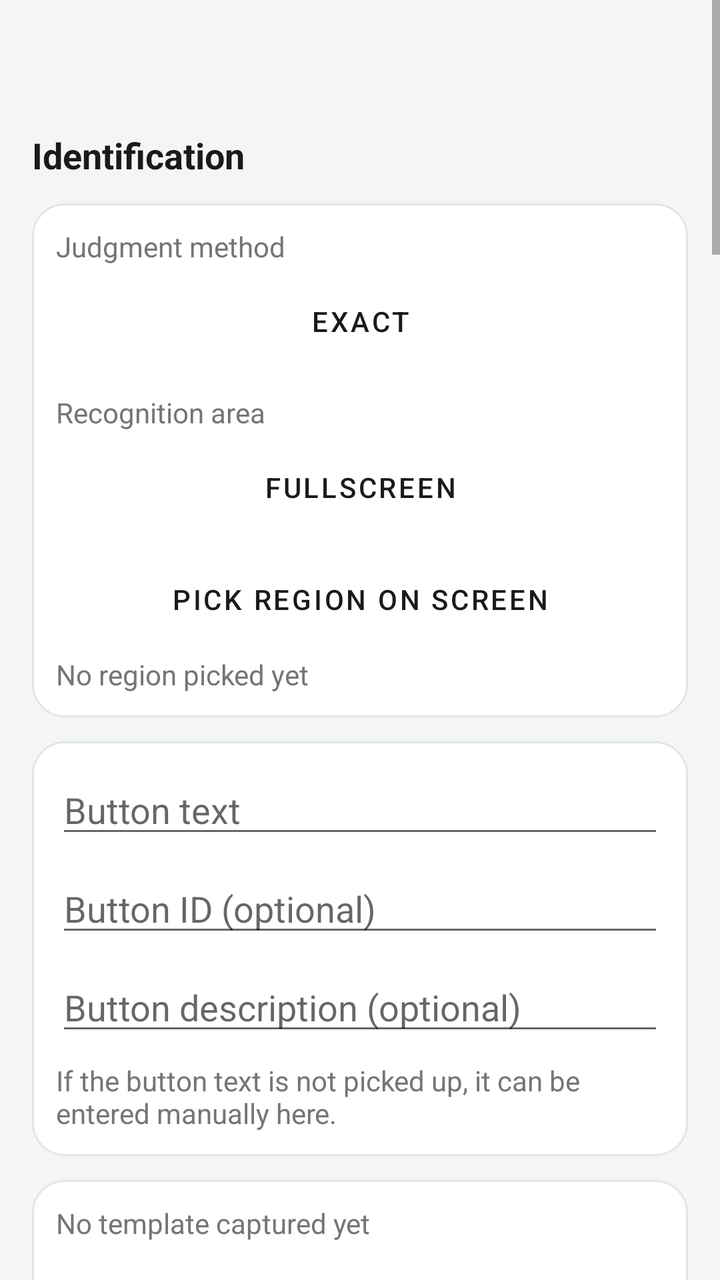
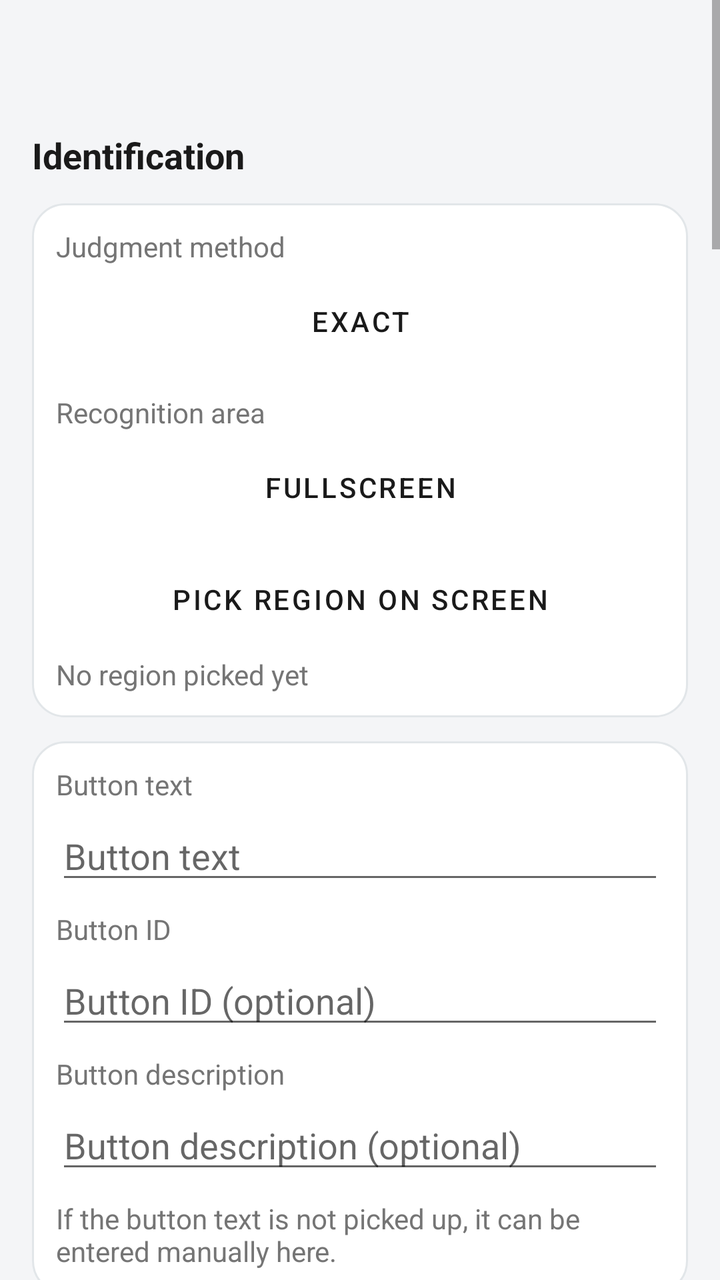

Two renders of the same Android screen: before a commit and after it. Below are the layout's source before the change and the commit's diff.
<!-- AndroidManifest.xml: application theme AppTheme -->
<!-- res/layout/activity_recognition_edit.xml -->
<?xml version="1.0" encoding="utf-8"?>
<ScrollView xmlns:android="http://schemas.android.com/apk/res/android"
    android:layout_width="match_parent"
    android:layout_height="match_parent"
    android:background="@color/background"
    android:fillViewport="true">

    <LinearLayout
        android:layout_width="match_parent"
        android:layout_height="wrap_content"
        android:orientation="vertical"
        android:padding="16dp">

        <TextView
            android:id="@+id/rec_title"
            android:layout_width="match_parent"
            android:layout_height="wrap_content"
            android:textColor="@color/text_primary"
            android:textSize="22sp"
            android:textStyle="bold" />

        
        <TextView
            android:layout_width="match_parent"
            android:layout_height="wrap_content"
            android:layout_marginTop="20dp"
            android:text="@string/rec_section_identification"
            android:textColor="@color/text_primary"
            android:textSize="18sp"
            android:textStyle="bold" />

        <LinearLayout
            android:layout_width="match_parent"
            android:layout_height="wrap_content"
            android:layout_marginTop="12dp"
            android:background="@drawable/row_card"
            android:orientation="vertical"
            android:padding="12dp">

            
            <TextView
                android:id="@+id/rec_judgment_label"
                android:layout_width="wrap_content"
                android:layout_height="wrap_content"
                android:text="@string/rec_judgment_label"
                android:textColor="@color/text_secondary"
                android:textSize="14sp" />

            <Button
                android:id="@+id/btn_judgment"
                style="@style/OutlineButton"
                android:layout_width="match_parent"
                android:layout_height="wrap_content"
                android:layout_marginTop="4dp"
                android:text="@string/rec_judgment_exact" />

            <TextView
                android:layout_width="wrap_content"
                android:layout_height="wrap_content"
                android:layout_marginTop="12dp"
                android:text="@string/rec_area_label"
                android:textColor="@color/text_secondary"
                android:textSize="14sp" />

            <Button
                android:id="@+id/btn_area"
                style="@style/OutlineButton"
                android:layout_width="match_parent"
                android:layout_height="wrap_content"
                android:layout_marginTop="4dp"
                android:text="@string/rec_area_fullscreen" />

            <Button
                android:id="@+id/btn_pick_region"
                style="@style/OutlineButton"
                android:layout_width="match_parent"
                android:layout_height="wrap_content"
                android:layout_marginTop="8dp"
                android:text="@string/rec_pick_region" />

            <TextView
                android:id="@+id/text_region_status"
                android:layout_width="wrap_content"
                android:layout_height="wrap_content"
                android:layout_marginTop="4dp"
                android:text="@string/rec_region_not_picked"
                android:textColor="@color/text_secondary"
                android:textSize="14sp" />
        </LinearLayout>

        
        <LinearLayout
            android:id="@+id/group_button"
            android:layout_width="match_parent"
            android:layout_height="wrap_content"
            android:layout_marginTop="12dp"
            android:background="@drawable/row_card"
            android:orientation="vertical"
            android:padding="12dp">

            <EditText
                android:id="@+id/edit_button_text"
                android:layout_width="match_parent"
                android:layout_height="wrap_content"
                android:hint="@string/rec_button_text_hint"
                android:inputType="text"
                android:singleLine="true" />

            <EditText
                android:id="@+id/edit_button_id"
                android:layout_width="match_parent"
                android:layout_height="wrap_content"
                android:layout_marginTop="8dp"
                android:hint="@string/rec_button_id_hint"
                android:inputType="text"
                android:singleLine="true" />

            <EditText
                android:id="@+id/edit_button_desc"
                android:layout_width="match_parent"
                android:layout_height="wrap_content"
                android:layout_marginTop="8dp"
                android:hint="@string/rec_button_desc_hint"
                android:inputType="text"
                android:singleLine="true" />

            <TextView
                android:layout_width="wrap_content"
                android:layout_height="wrap_content"
                android:layout_marginTop="8dp"
                android:text="@string/rec_button_text_help"
                android:textColor="@color/text_secondary"
                android:textSize="14sp" />
        </LinearLayout>

        
        <LinearLayout
            android:id="@+id/group_image"
            android:layout_width="match_parent"
            android:layout_height="wrap_content"
            android:layout_marginTop="12dp"
            android:background="@drawable/row_card"
            android:orientation="vertical"
            android:padding="12dp">

            <ImageView
                android:id="@+id/img_template_preview"
                android:layout_width="match_parent"
                android:layout_height="160dp"
                android:layout_marginBottom="8dp"
                android:scaleType="fitCenter"
                android:visibility="gone" />

            <TextView
                android:id="@+id/text_template_status"
                android:layout_width="wrap_content"
                android:layout_height="wrap_content"
                android:text="@string/rec_template_none"
                android:textColor="@color/text_secondary"
                android:textSize="14sp" />

            <Button
                android:id="@+id/btn_capture_template"
                style="@style/OutlineButton"
                android:layout_width="match_parent"
                android:layout_height="wrap_content"
                android:layout_marginTop="8dp"
                android:text="@string/rec_capture_template" />

            <Button
                android:id="@+id/btn_pick_search_region"
                style="@style/OutlineButton"
                android:layout_width="match_parent"
                android:layout_height="wrap_content"
                android:layout_marginTop="8dp"
                android:text="@string/rec_pick_search_region" />

            <TextView
                android:id="@+id/text_image_region_status"
                android:layout_width="wrap_content"
                android:layout_height="wrap_content"
                android:layout_marginTop="4dp"
                android:text="@string/rec_region_not_picked"
                android:textColor="@color/text_secondary"
                android:textSize="14sp" />
        </LinearLayout>

        
        <LinearLayout
            android:id="@+id/group_color"
            android:layout_width="match_parent"
            android:layout_height="wrap_content"
            android:layout_marginTop="12dp"
            android:background="@drawable/row_card"
            android:orientation="vertical"
            android:padding="12dp">

            <View
                android:id="@+id/view_color_swatch"
                android:layout_width="48dp"
                android:layout_height="48dp"
                android:background="@color/divider" />

            <TextView
                android:id="@+id/text_color_status"
                android:layout_width="wrap_content"
                android:layout_height="wrap_content"
                android:layout_marginTop="8dp"
                android:text="@string/rec_color_none"
                android:textColor="@color/text_secondary"
                android:textSize="14sp" />

            <Button
                android:id="@+id/btn_pick_color"
                style="@style/OutlineButton"
                android:layout_width="match_parent"
                android:layout_height="wrap_content"
                android:layout_marginTop="8dp"
                android:text="@string/rec_pick_color_area" />

            <TextView
                android:layout_width="wrap_content"
                android:layout_height="wrap_content"
                android:layout_marginTop="12dp"
                android:text="@string/rec_tolerance_label"
                android:textColor="@color/text_secondary"
                android:textSize="14sp" />

            <NumberPicker
                android:id="@+id/picker_tolerance"
                android:layout_width="wrap_content"
                android:layout_height="wrap_content" />

            <TextView
                android:id="@+id/text_tolerance_value"
                android:layout_width="wrap_content"
                android:layout_height="wrap_content"
                android:textColor="@color/text_secondary"
                android:textSize="14sp" />
        </LinearLayout>

        
        <LinearLayout
            android:id="@+id/group_ocr"
            android:layout_width="match_parent"
            android:layout_height="wrap_content"
            android:layout_marginTop="12dp"
            android:background="@drawable/row_card"
            android:orientation="vertical"
            android:padding="12dp">

            <Button
                android:id="@+id/btn_pick_ocr_region"
                style="@style/OutlineButton"
                android:layout_width="match_parent"
                android:layout_height="wrap_content"
                android:text="@string/rec_pick_region" />

            <TextView
                android:id="@+id/text_ocr_region_status"
                android:layout_width="wrap_content"
                android:layout_height="wrap_content"
                android:layout_marginTop="4dp"
                android:text="@string/rec_region_not_picked"
                android:textColor="@color/text_secondary"
                android:textSize="14sp" />

            
            <EditText
                android:id="@+id/edit_ocr_match"
                android:layout_width="match_parent"
                android:layout_height="wrap_content"
                android:layout_marginTop="8dp"
                android:hint="@string/rec_ocr_match_hint"
                android:inputType="text"
                android:singleLine="true" />

            <EditText
                android:id="@+id/edit_ocr_variable"
                android:layout_width="match_parent"
                android:layout_height="wrap_content"
                android:layout_marginTop="8dp"
                android:hint="@string/rec_ocr_variable_hint"
                android:inputType="text"
                android:singleLine="true" />

            <TextView
                android:layout_width="wrap_content"
                android:layout_height="wrap_content"
                android:layout_marginTop="8dp"
                android:text="@string/rec_ocr_hint"
                android:textColor="@color/text_secondary"
                android:textSize="14sp" />
        </LinearLayout>

        
        <TextView
            android:layout_width="match_parent"
            android:layout_height="wrap_content"
            android:layout_marginTop="20dp"
            android:text="@string/rec_section_success"
            android:textColor="@color/text_primary"
            android:textSize="18sp"
            android:textStyle="bold" />

        <LinearLayout
            android:layout_width="match_parent"
            android:layout_height="wrap_content"
            android:layout_marginTop="12dp"
            android:background="@drawable/row_card"
            android:orientation="vertical"
            android:padding="12dp">

            <RadioGroup
                android:id="@+id/radio_success_group"
                android:layout_width="match_parent"
                android:layout_height="wrap_content"
                android:orientation="vertical">

                <RadioButton
                    android:id="@+id/radio_success_click"
                    android:layout_width="wrap_content"
                    android:layout_height="wrap_content"
                    android:text="@string/rec_mode_click" />

                <RadioButton
                    android:id="@+id/radio_success_custom"
                    android:layout_width="wrap_content"
                    android:layout_height="wrap_content"
                    android:text="@string/rec_mode_custom" />

                <RadioButton
                    android:id="@+id/radio_success_jump"
                    android:layout_width="wrap_content"
                    android:layout_height="wrap_content"
                    android:text="@string/rec_mode_jump" />
            </RadioGroup>

            
            <LinearLayout
                android:id="@+id/success_click_group"
                android:layout_width="match_parent"
                android:layout_height="wrap_content"
                android:layout_marginTop="8dp"
                android:orientation="vertical">

                <TextView
                    android:layout_width="wrap_content"
                    android:layout_height="wrap_content"
                    android:text="@string/rec_click_count_label"
                    android:textColor="@color/text_secondary"
                    android:textSize="14sp" />

                <NumberPicker
                    android:id="@+id/picker_click_count"
                    android:layout_width="wrap_content"
                    android:layout_height="wrap_content" />

                <TextView
                    android:id="@+id/text_click_count_value"
                    android:layout_width="wrap_content"
                    android:layout_height="wrap_content"
                    android:textColor="@color/text_secondary"
                    android:textSize="14sp" />
            </LinearLayout>

            
            <LinearLayout
                android:id="@+id/success_actions_group"
                android:layout_width="match_parent"
                android:layout_height="wrap_content"
                android:layout_marginTop="8dp"
                android:orientation="vertical">

                <Switch
                    android:id="@+id/switch_click_first"
                    android:layout_width="wrap_content"
                    android:layout_height="wrap_content"
                    android:text="@string/rec_click_first" />

                <LinearLayout
                    android:id="@+id/list_success_actions"
                    android:layout_width="match_parent"
                    android:layout_height="wrap_content"
                    android:layout_marginTop="8dp"
                    android:orientation="vertical" />

                <TextView
                    android:id="@+id/text_success_empty"
                    android:layout_width="wrap_content"
                    android:layout_height="wrap_content"
                    android:text="@string/rec_no_actions"
                    android:textColor="@color/text_secondary"
                    android:textSize="14sp" />

                <Button
                    android:id="@+id/btn_add_success_action"
                    style="@style/OutlineButton"
                    android:layout_width="match_parent"
                    android:layout_height="wrap_content"
                    android:layout_marginTop="8dp"
                    android:text="@string/rec_add_action" />
            </LinearLayout>

            
            <LinearLayout
                android:id="@+id/success_jump_group"
                android:layout_width="match_parent"
                android:layout_height="wrap_content"
                android:layout_marginTop="8dp"
                android:orientation="vertical">

                <Button
                    android:id="@+id/btn_success_jump_target"
                    style="@style/OutlineButton"
                    android:layout_width="match_parent"
                    android:layout_height="wrap_content"
                    android:text="@string/rec_jump_target" />

                <TextView
                    android:id="@+id/text_success_jump_status"
                    android:layout_width="wrap_content"
                    android:layout_height="wrap_content"
                    android:layout_marginTop="4dp"
                    android:text="@string/rec_jump_none"
                    android:textColor="@color/text_secondary"
                    android:textSize="14sp" />

                <TextView
                    android:layout_width="wrap_content"
                    android:layout_height="wrap_content"
                    android:layout_marginTop="4dp"
                    android:text="@string/rec_jump_note"
                    android:textColor="@color/text_secondary"
                    android:textSize="14sp" />
            </LinearLayout>
        </LinearLayout>

        
        <TextView
            android:layout_width="match_parent"
            android:layout_height="wrap_content"
            android:layout_marginTop="20dp"
            android:text="@string/rec_section_retry"
            android:textColor="@color/text_primary"
            android:textSize="18sp"
            android:textStyle="bold" />

        <LinearLayout
            android:layout_width="match_parent"
            android:layout_height="wrap_content"
            android:layout_marginTop="12dp"
            android:background="@drawable/row_card"
            android:orientation="vertical"
            android:padding="12dp">

            <TextView
                android:layout_width="wrap_content"
                android:layout_height="wrap_content"
                android:text="@string/rec_retry_actions_label"
                android:textColor="@color/text_secondary"
                android:textSize="14sp" />

            <LinearLayout
                android:id="@+id/list_retry_actions"
                android:layout_width="match_parent"
                android:layout_height="wrap_content"
                android:layout_marginTop="8dp"
                android:orientation="vertical" />

            <TextView
                android:id="@+id/text_retry_empty"
                android:layout_width="wrap_content"
                android:layout_height="wrap_content"
                android:text="@string/rec_no_actions"
                android:textColor="@color/text_secondary"
                android:textSize="14sp" />

            <Button
                android:id="@+id/btn_add_retry_action"
                style="@style/OutlineButton"
                android:layout_width="match_parent"
                android:layout_height="wrap_content"
                android:layout_marginTop="8dp"
                android:text="@string/rec_add_action" />

            <TextView
                android:layout_width="wrap_content"
                android:layout_height="wrap_content"
                android:layout_marginTop="12dp"
                android:text="@string/rec_retry_count_label"
                android:textColor="@color/text_secondary"
                android:textSize="14sp" />

            <NumberPicker
                android:id="@+id/picker_retry_count"
                android:layout_width="wrap_content"
                android:layout_height="wrap_content" />

            <TextView
                android:id="@+id/text_retry_count_value"
                android:layout_width="wrap_content"
                android:layout_height="wrap_content"
                android:textColor="@color/text_secondary"
                android:textSize="14sp" />

            <TextView
                android:layout_width="wrap_content"
                android:layout_height="wrap_content"
                android:layout_marginTop="12dp"
                android:text="@string/rec_retry_delay_label"
                android:textColor="@color/text_secondary"
                android:textSize="14sp" />

            <NumberPicker
                android:id="@+id/picker_retry_delay"
                android:layout_width="wrap_content"
                android:layout_height="wrap_content" />

            <TextView
                android:id="@+id/text_retry_delay_value"
                android:layout_width="wrap_content"
                android:layout_height="wrap_content"
                android:textColor="@color/text_secondary"
                android:textSize="14sp" />
        </LinearLayout>

        
        <TextView
            android:layout_width="match_parent"
            android:layout_height="wrap_content"
            android:layout_marginTop="20dp"
            android:text="@string/rec_section_after_retry"
            android:textColor="@color/text_primary"
            android:textSize="18sp"
            android:textStyle="bold" />

        <LinearLayout
            android:layout_width="match_parent"
            android:layout_height="wrap_content"
            android:layout_marginTop="12dp"
            android:background="@drawable/row_card"
            android:orientation="vertical"
            android:padding="12dp">

            <RadioGroup
                android:id="@+id/radio_after_group"
                android:layout_width="match_parent"
                android:layout_height="wrap_content"
                android:orientation="vertical">

                <RadioButton
                    android:id="@+id/radio_after_ignore"
                    android:layout_width="wrap_content"
                    android:layout_height="wrap_content"
                    android:text="@string/rec_mode_ignore" />

                <RadioButton
                    android:id="@+id/radio_after_custom"
                    android:layout_width="wrap_content"
                    android:layout_height="wrap_content"
                    android:text="@string/rec_mode_custom" />

                <RadioButton
                    android:id="@+id/radio_after_jump"
                    android:layout_width="wrap_content"
                    android:layout_height="wrap_content"
                    android:text="@string/rec_mode_jump" />
            </RadioGroup>

            
            <LinearLayout
                android:id="@+id/after_actions_group"
                android:layout_width="match_parent"
                android:layout_height="wrap_content"
                android:layout_marginTop="8dp"
                android:orientation="vertical">

                <LinearLayout
                    android:id="@+id/list_after_actions"
                    android:layout_width="match_parent"
                    android:layout_height="wrap_content"
                    android:orientation="vertical" />

                <TextView
                    android:id="@+id/text_after_empty"
                    android:layout_width="wrap_content"
                    android:layout_height="wrap_content"
                    android:text="@string/rec_no_actions"
                    android:textColor="@color/text_secondary"
                    android:textSize="14sp" />

                <Button
                    android:id="@+id/btn_add_after_action"
                    style="@style/OutlineButton"
                    android:layout_width="match_parent"
                    android:layout_height="wrap_content"
                    android:layout_marginTop="8dp"
                    android:text="@string/rec_add_action" />
            </LinearLayout>

            
            <LinearLayout
                android:id="@+id/after_jump_group"
                android:layout_width="match_parent"
                android:layout_height="wrap_content"
                android:layout_marginTop="8dp"
                android:orientation="vertical">

                <Button
                    android:id="@+id/btn_after_jump_target"
                    style="@style/OutlineButton"
                    android:layout_width="match_parent"
                    android:layout_height="wrap_content"
                    android:text="@string/rec_jump_target" />

                <TextView
                    android:id="@+id/text_after_jump_status"
                    android:layout_width="wrap_content"
                    android:layout_height="wrap_content"
                    android:layout_marginTop="4dp"
                    android:text="@string/rec_jump_none"
                    android:textColor="@color/text_secondary"
                    android:textSize="14sp" />

                <TextView
                    android:layout_width="wrap_content"
                    android:layout_height="wrap_content"
                    android:layout_marginTop="4dp"
                    android:text="@string/rec_jump_note"
                    android:textColor="@color/text_secondary"
                    android:textSize="14sp" />
            </LinearLayout>
        </LinearLayout>

        
        <LinearLayout
            android:layout_width="match_parent"
            android:layout_height="wrap_content"
            android:layout_marginTop="20dp"
            android:orientation="horizontal">

            <Button
                android:id="@+id/btn_rec_cancel"
                style="@style/OutlineButton"
                android:layout_width="0dp"
                android:layout_height="wrap_content"
                android:layout_marginEnd="8dp"
                android:layout_weight="1"
                android:text="@string/rec_close" />

            <Button
                android:id="@+id/btn_rec_save"
                style="@style/FilledButton"
                android:layout_width="0dp"
                android:layout_height="wrap_content"
                android:layout_weight="1"
                android:text="@string/rec_save" />
        </LinearLayout>

    </LinearLayout>
</ScrollView>
<!-- resources referenced by this layout -->
<resources>
  <color name="background">#F4F5F7</color>
  <color name="divider">#E0E0E0</color>
  <color name="text_primary">#1A1A1A</color>
  <color name="text_secondary">#757575</color>
  <!-- drawable row_card (drawable) -->
  <shape xmlns:android="http://schemas.android.com/apk/res/android"
      android:shape="rectangle">
      <solid android:color="@color/card_background" />
      <corners android:radius="16dp" />
      <stroke
          android:width="1dp"
          android:color="@color/card_border" />
  </shape>
  <string name="rec_add_action">Add action</string>
  <string name="rec_area_fullscreen">Fullscreen</string>
  <string name="rec_area_label">Recognition area</string>
  <string name="rec_button_desc_hint">Button description (optional)</string>
  <string name="rec_button_id_hint">Button ID (optional)</string>
  <string name="rec_button_text_help">If the button text is not picked up, it can be entered manually here.</string>
  <string name="rec_button_text_hint">Button text</string>
  <string name="rec_capture_template">Capture template on screen</string>
  <string name="rec_click_count_label">How many clicks</string>
  <string name="rec_click_first">Perform a click first</string>
  <string name="rec_close">Close</string>
  <string name="rec_color_none">No color area picked yet</string>
  <string name="rec_judgment_exact">Exact</string>
  <string name="rec_judgment_label">Judgment method</string>
  <string name="rec_jump_none">No jump target chosen</string>
  <string name="rec_jump_note">Execution continues from that step.</string>
  <string name="rec_jump_target">Choose jump target</string>
  <string name="rec_mode_click">Perform click</string>
  <string name="rec_mode_custom">Custom actions</string>
  <string name="rec_mode_ignore">Ignore</string>
  <string name="rec_mode_jump">Jump &amp; Continue</string>
  <string name="rec_no_actions">No actions yet</string>
  <string name="rec_ocr_hint">Clean, large, upright text works best. Small or skewed text may read wrong.</string>
  <string name="rec_ocr_match_hint">Text to find (optional)</string>
  <string name="rec_ocr_variable_hint">Variable name</string>
  <string name="rec_pick_color_area">Pick color area on screen</string>
  <string name="rec_pick_region">Pick region on screen</string>
  <string name="rec_pick_search_region">Pick search region</string>
  <string name="rec_region_not_picked">No region picked yet</string>
  <string name="rec_retry_actions_label">Actions before retrying</string>
  <string name="rec_retry_count_label">Retries</string>
  <string name="rec_retry_delay_label">Delay between retries</string>
  <string name="rec_save">Save</string>
  <string name="rec_section_after_retry">Actions after the retry</string>
  <string name="rec_section_identification">Identification</string>
  <string name="rec_section_retry">Actions after recognition failure: retry</string>
  <string name="rec_section_success">Actions after successful recognition</string>
  <string name="rec_template_none">No template captured yet</string>
  <string name="rec_tolerance_label">Color tolerance</string>
  <style name="FilledButton" parent="Widget.MaterialComponents.Button">
          <item name="android:backgroundTint">@color/accent</item>
          <item name="android:textColor">@color/accent_text</item>
          <item name="cornerRadius">12dp</item>
      </style>
  <style name="OutlineButton" parent="Widget.MaterialComponents.Button.OutlinedButton">
          <item name="android:textColor">@color/text_primary</item>
          <item name="strokeColor">@color/text_secondary</item>
          <item name="cornerRadius">12dp</item>
      </style>
  <color name="card_background">#FFFFFF</color>
  <color name="card_border">#E2E6E9</color>
  <color name="accent">#0E7C5B</color>
  <color name="accent_text">#FFFFFF</color>
  <!-- unchanged entries left out for length: 1 -->
</resources>

<!-- the commit's change to res/layout/activity_recognition_edit.xml (unified diff, before → after) -->
@@ -98,28 +98,52 @@
             android:orientation="vertical"
             android:padding="12dp">
 
+            <TextView
+                android:layout_width="wrap_content"
+                android:layout_height="wrap_content"
+                android:text="@string/rec_button_text_label"
+                android:textColor="@color/text_secondary"
+                android:textSize="14sp" />
+
             <EditText
                 android:id="@+id/edit_button_text"
                 android:layout_width="match_parent"
                 android:layout_height="wrap_content"
+                android:layout_marginTop="4dp"
                 android:hint="@string/rec_button_text_hint"
                 android:inputType="text"
                 android:singleLine="true" />
 
+            <TextView
+                android:layout_width="wrap_content"
+                android:layout_height="wrap_content"
+                android:layout_marginTop="8dp"
+                android:text="@string/rec_button_id_label"
+                android:textColor="@color/text_secondary"
+                android:textSize="14sp" />
+
             <EditText
                 android:id="@+id/edit_button_id"
                 android:layout_width="match_parent"
                 android:layout_height="wrap_content"
-                android:layout_marginTop="8dp"
+                android:layout_marginTop="4dp"
                 android:hint="@string/rec_button_id_hint"
                 android:inputType="text"
                 android:singleLine="true" />
 
+            <TextView
+                android:layout_width="wrap_content"
+                android:layout_height="wrap_content"
+                android:layout_marginTop="8dp"
+                android:text="@string/rec_button_desc_label"
+                android:textColor="@color/text_secondary"
+                android:textSize="14sp" />
+
             <EditText
                 android:id="@+id/edit_button_desc"
                 android:layout_width="match_parent"
                 android:layout_height="wrap_content"
-                android:layout_marginTop="8dp"
+                android:layout_marginTop="4dp"
                 android:hint="@string/rec_button_desc_hint"
                 android:inputType="text"
                 android:singleLine="true" />
<!-- resource entries referenced after the edit -->
@@ -17,9 +17,12 @@
   <string name="rec_area_fullscreen">Fullscreen</string>
   <string name="rec_area_label">Recognition area</string>
   <string name="rec_button_desc_hint">Button description (optional)</string>
+  <string name="rec_button_desc_label">Button description</string>
   <string name="rec_button_id_hint">Button ID (optional)</string>
+  <string name="rec_button_id_label">Button ID</string>
   <string name="rec_button_text_help">If the button text is not picked up, it can be entered manually here.</string>
   <string name="rec_button_text_hint">Button text</string>
+  <string name="rec_button_text_label">Button text</string>
   <string name="rec_capture_template">Capture template on screen</string>
   <string name="rec_click_count_label">How many clicks</string>
   <string name="rec_click_first">Perform a click first</string>
